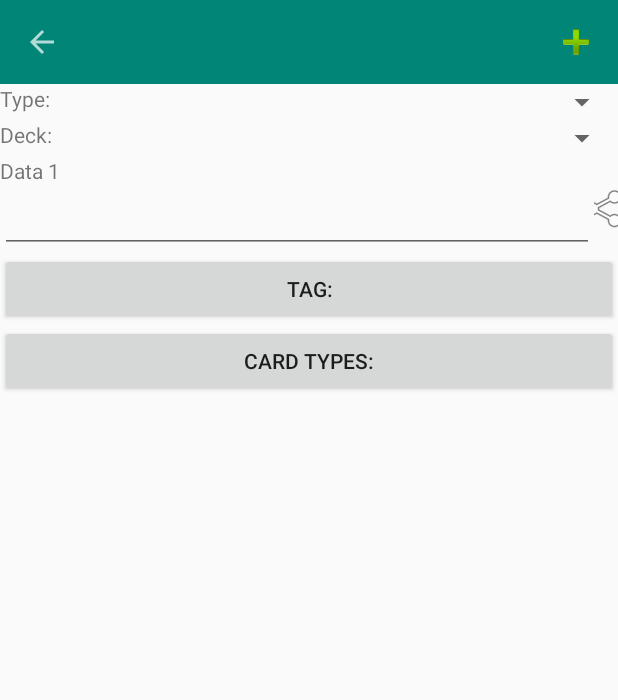
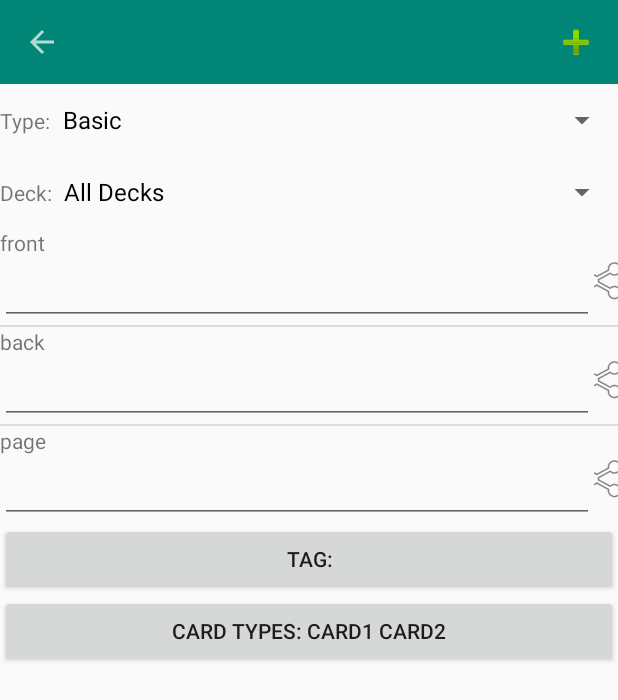
Before and after one commit to phanbaominh/Auswendiglernen, an Android app: the AddNoteActivity screen opened directly, with no data from a screen before it, on a phone screen of 412 x 824 dp. Shown: the top 700 px of the screen. Run offline under Robolectric (Android 15) with nearby library versions, the phone set to English and light mode, and no system bars.

Commit message:
Add real Data to Study and AddNote activities.

```diff
--- a/app/src/main/java/cntn/nmandroid/finalproject/auswendiglernen/AddNoteActivity.java
+++ b/app/src/main/java/cntn/nmandroid/finalproject/auswendiglernen/AddNoteActivity.java
@@ -1,10 +1,14 @@
 package cntn.nmandroid.finalproject.auswendiglernen;
 
 import android.os.Bundle;
+import android.util.Log;
 import android.view.Menu;
 import android.view.MenuInflater;
 import android.view.MenuItem;
+import android.view.View;
+import android.widget.AdapterView;
 import android.widget.ArrayAdapter;
+import android.widget.Button;
 import android.widget.ListView;
 import android.widget.Spinner;
 
@@ -12,15 +16,23 @@ import androidx.annotation.NonNull;
 import androidx.appcompat.app.AppCompatActivity;
 import androidx.appcompat.widget.Toolbar;
 
+import java.lang.reflect.Array;
 import java.util.ArrayList;
+import java.util.Arrays;
 
 public class AddNoteActivity extends AppCompatActivity {
     private AddNoteAdapter dataAdapter;
-    private ArrayList<Data> dataArrayList;
+    private ArrayList<String> fieldList;
     @Override
     protected void onCreate(Bundle savedInstanceState) {
         super.onCreate(savedInstanceState);
         setContentView(R.layout.activity_add_note);
+
+        fieldList = new ArrayList<String>();
+        for (String string : MainActivity.noteTypesArrayList.get(0).getFieldList()){
+            fieldList.add(string);
+        }
+        changeNoteTypes(0);
 
         Toolbar toolbar = findViewById(R.id.toolbar_add_note);
         setSupportActionBar(toolbar);
@@ -28,7 +40,6 @@ public class AddNoteActivity extends AppCompatActivity {
         getSupportActionBar().setDisplayHomeAsUpEnabled(true);
         getSupportActionBar().setDisplayShowHomeEnabled(true);
         getSupportActionBar().setDisplayShowTitleEnabled(false);
-
 
         creatSpinner();
         createListView();
@@ -38,11 +49,8 @@ public class AddNoteActivity extends AppCompatActivity {
 
     private void createListView(){
         //dataArrayList = new ArrayList<>();
-        dataArrayList = new ArrayList<>();
-        dataArrayList.add( new Data("Data 1"));
-        dataAdapter = new AddNoteAdapter(this, dataArrayList);
+        dataAdapter = new AddNoteAdapter(AddNoteActivity.this, new ArrayList<String>(fieldList));
         // dataArrayList.add(new Data("Gay"));
-
         ListView listView = findViewById(R.id.listview_add_note);
 
         listView.setAdapter(dataAdapter);
@@ -75,18 +83,53 @@ public class AddNoteActivity extends AppCompatActivity {
         Spinner spinnerDeck = findViewById(R.id.spinner_deck_add_note);
         Spinner spinnerType = findViewById(R.id.spinner_type_add_note);
 
-        setUpSpinner(spinnerDeck,convertToString());
-        setUpSpinner(spinnerType,convertToString());
+        setUpSpinner(spinnerDeck,MainActivity.getDeckListName());
+        setUpSpinner(spinnerType,MainActivity.getNoteTypeListName());
+
+        spinnerType.setOnItemSelectedListener(new AdapterView.OnItemSelectedListener() {
+            @Override
+            public void onItemSelected(AdapterView<?> parent, View view, int position, long id) {
+                fieldList.clear();
+                for (String string : MainActivity.noteTypesArrayList.get(position).getFieldList()){
+                    fieldList.add(string);
+                }
+                if (dataAdapter != null){
+                    dataAdapter.clear();
+                    dataAdapter.addAll(fieldList);
+                }
+                else{
+
+                }
+                changeNoteTypes(position);
+                dataAdapter.notifyDataSetChanged();
+            }
+
+            @Override
+            public void onNothingSelected(AdapterView<?> parent) {
+
+            }
+        });
+        spinnerDeck.setOnItemSelectedListener(new AdapterView.OnItemSelectedListener() {
+            @Override
+            public void onItemSelected(AdapterView<?> parent, View view, int position, long id) {
+
+            }
+
+            @Override
+            public void onNothingSelected(AdapterView<?> parent) {
+
+            }
+        });
     }
-
-    private ArrayList<String> convertToString(){
-        ArrayList<String> strs = new ArrayList<String>();
-        for(Data data : dataArrayList) {
-            strs.add(data.getText());
+    private void changeNoteTypes(int pos){
+        Button button = findViewById(R.id.button_type_add_note);
+        String cardType = "Card Types:";
+        for (int i = 0;i<MainActivity.noteTypesArrayList.get(pos).getTemplateList().size();i++){
+            cardType += " Card" + (i+1);
         }
-        return strs;
+        button.setText(cardType);
     }
-    private void setUpSpinner(Spinner spinner, ArrayList<String> items){
+    private void setUpSpinner(Spinner spinner, String[] items){
         ArrayAdapter<String> adapter=new ArrayAdapter<String>(this,R.layout.support_simple_spinner_dropdown_item,items);
         spinner.setAdapter(adapter);
     }
--- a/app/src/main/java/cntn/nmandroid/finalproject/auswendiglernen/AddNoteAdapter.java
+++ b/app/src/main/java/cntn/nmandroid/finalproject/auswendiglernen/AddNoteAdapter.java
@@ -15,11 +15,11 @@ import androidx.annotation.Nullable;
 
 import java.util.ArrayList;
 
-public class AddNoteAdapter extends ArrayAdapter<Data> {
+public class AddNoteAdapter extends ArrayAdapter<String> {
     private Context context;
 
-    public AddNoteAdapter(Context context, ArrayList<Data> dataArrayList) {
-        super(context, 0, dataArrayList);
+    public AddNoteAdapter(Context context, ArrayList<String> stringArrayList) {
+        super(context, 0, stringArrayList);
         this.context = context;
     }
 
@@ -28,17 +28,17 @@ public class AddNoteAdapter extends ArrayAdapter<Data> {
     public View getView(int position, @Nullable View convertView, @NonNull ViewGroup parent) {
         convertView = createViewWithLayout(R.layout.listview_item_add_note);
 
-        Data data = getItem(position);
-        linkData(data, convertView, position);
+        String string = getItem(position);
+        linkString(string, convertView, position);
 
         return convertView;
     }
 
-    private void linkData(Data data, final View view,final int pos) {
+    private void linkString(String string, final View view,final int pos) {
 
         TextView textViewField = view.findViewById(R.id.textview_listview_field_add_note);
         EditText editText = view.findViewById(R.id.edittext_listview_field_value_add_note);
-        textViewField.setText(data.getText());
+        textViewField.setText(string);
         ImageButton button = view.findViewById(R.id.button_listview_attach_media_add_note);
         button.setOnClickListener(new View.OnClickListener() {
             @Override
--- a/app/src/main/java/cntn/nmandroid/finalproject/auswendiglernen/Deck.java
+++ b/app/src/main/java/cntn/nmandroid/finalproject/auswendiglernen/Deck.java
@@ -1,7 +1,6 @@
 package cntn.nmandroid.finalproject.auswendiglernen;
 
 import android.util.JsonReader;
-
 import org.json.JSONArray;
 import org.json.JSONException;
 import org.json.JSONObject;
--- a/app/src/main/java/cntn/nmandroid/finalproject/auswendiglernen/MainActivity.java
+++ b/app/src/main/java/cntn/nmandroid/finalproject/auswendiglernen/MainActivity.java
@@ -40,6 +40,7 @@ public class MainActivity extends AppCompatActivity
     private DrawerLayout drawerLayout;
     private ActionBarDrawerToggle toggle;
     private NavigationView nagivationView;
+
     public static Pair<ArrayList<NoteType>, ArrayList<Deck>> dataPair;
     public static ArrayList<Deck> deckArrayList;
     public static ArrayList<NoteType> noteTypesArrayList;
@@ -266,11 +267,19 @@ public class MainActivity extends AppCompatActivity
     }
     public static Deck getDeckWithName(String name){
         for (Deck deck: MainActivity.deckArrayList){
-            if (deck.getName() == name){
+            Log.d("compare", "getDeckWithName: " + deck.getName() + name);
+            if (deck.getName().equals(name)){
                 return deck;
             }
         }
         return null;
+    }
+    public static String[] getNoteTypeListName(){
+        ArrayList<String> strs = new ArrayList<String>();
+        for(NoteType noteType : noteTypesArrayList) {
+            strs.add(noteType.getName());
+        }
+        return strs.toArray(new String[strs.size()]);
     }
     public static void createAllNoteArrayList(){
         allNoteArrayList.clear();
--- a/app/src/main/res/layout/activity_study.xml
+++ b/app/src/main/res/layout/activity_study.xml
@@ -39,7 +39,7 @@
                 <Button
                     android:layout_width="match_parent"
                     android:layout_height="wrap_content"
-                    android:id="@+id/button_show_anwser_study"
+                    android:id="@+id/button_show_answer_study"
                     android:layout_gravity="bottom"
                     android:text="Show Answer"
                     android:background="@android:color/darker_gray"
@@ -54,7 +54,7 @@
                 <WebView
                     android:layout_width="match_parent"
                     android:layout_height="wrap_content"
-                    android:id="@+id/webview_question_anwser_study"
+                    android:id="@+id/webview_question_answer_study"
                     android:layout_weight="1"
                     />
                 <WebView
```
Also changed, not shown: app/src/main/java/cntn/nmandroid/finalproject/auswendiglernen/StudyActivity.java (+66 -27 lines).
